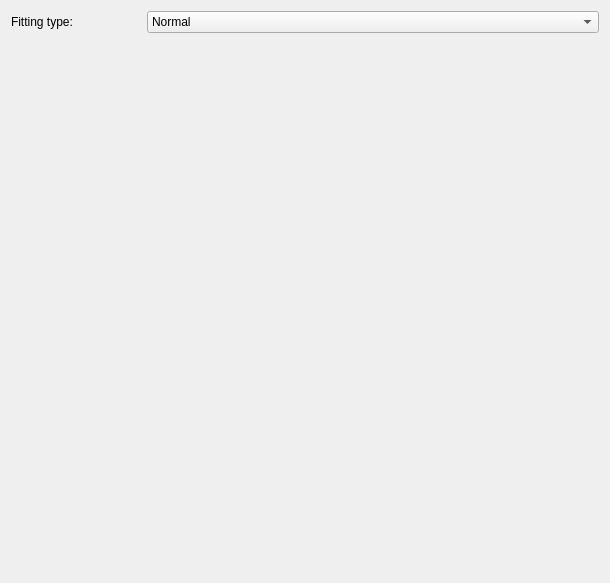
First picture: the form in scripts/Muon/GUI/Common/fitting_tab_widget/fitting_tab2.ui, repository mantidproject/mantid, before the edit.
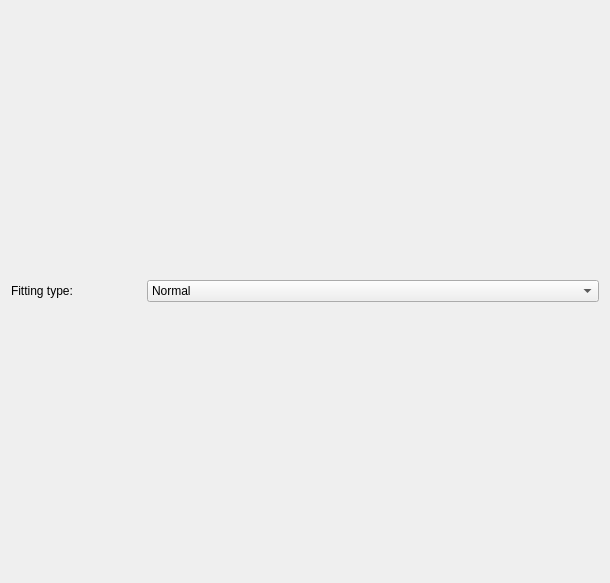
Second picture: the form after the edit.

What changed in the file:
```diff
--- a/scripts/Muon/GUI/Common/fitting_tab_widget/fitting_tab2.ui
+++ b/scripts/Muon/GUI/Common/fitting_tab_widget/fitting_tab2.ui
@@ -62,12 +62,6 @@
         </property>
        </widget>
       </item>
-      <item row="1" column="0" colspan="2">
-       <widget class="QStackedWidget" name="fit_type_stacked_widget">
-        <widget class="QWidget" name="page"/>
-        <widget class="QWidget" name="page_2"/>
-       </widget>
-      </item>
      </layout>
     </widget>
    </item>
```
